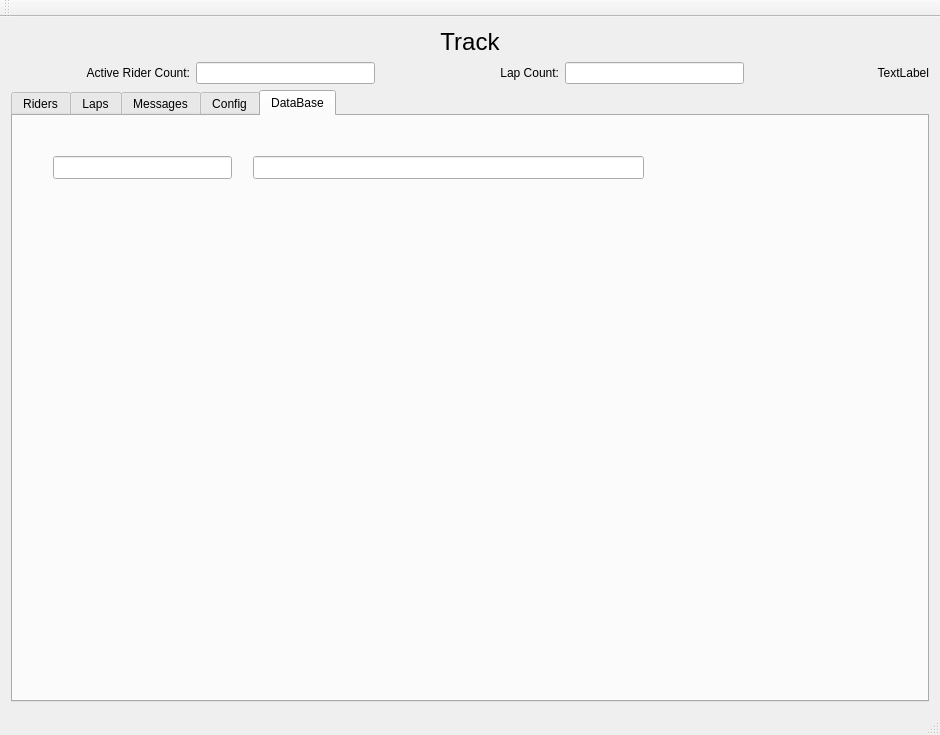
Qt form src/fcvtc/mainwindow.ui (icunning/fcvtc) before a commit.
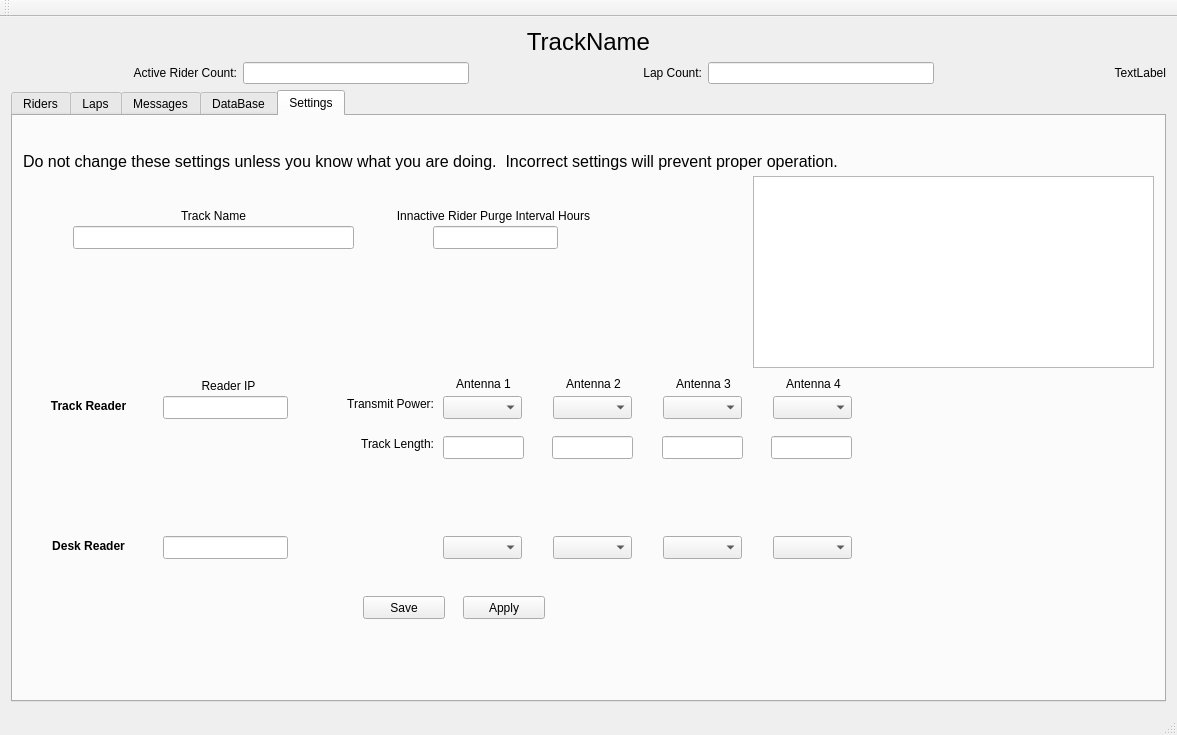
The same form after that commit. The open tabs and pages were chosen to show the change.

Patch:
```diff
--- a/src/fcvtc/mainwindow.ui
+++ b/src/fcvtc/mainwindow.ui
@@ -6,7 +6,7 @@
    <rect>
     <x>0</x>
     <y>0</y>
-    <width>940</width>
+    <width>1177</width>
     <height>735</height>
    </rect>
   </property>
@@ -22,14 +22,14 @@
   <widget class="QWidget" name="centralWidget">
    <layout class="QGridLayout" name="gridLayout_4">
     <item row="0" column="0" colspan="5">
-     <widget class="QLabel" name="trackNameLabel">
+     <widget class="QLabel" name="trackNameTitleLabel">
       <property name="font">
        <font>
         <pointsize>18</pointsize>
        </font>
       </property>
       <property name="text">
-       <string>Track</string>
+       <string>TrackName</string>
       </property>
       <property name="alignment">
        <set>Qt::AlignCenter</set>
@@ -387,7 +387,7 @@
       </widget>
       <widget class="QWidget" name="configTab">
        <attribute name="title">
-        <string>Config</string>
+        <string>DataBase</string>
        </attribute>
        <layout class="QGridLayout" name="gridLayout_5">
         <item row="3" column="5">
@@ -400,29 +400,8 @@
           </property>
          </widget>
         </item>
-        <item row="2" column="5">
-         <widget class="QComboBox" name="antenna4ComboBox">
-          <property name="sizePolicy">
-           <sizepolicy hsizetype="Expanding" vsizetype="Fixed">
-            <horstretch>0</horstretch>
-            <verstretch>0</verstretch>
-           </sizepolicy>
-          </property>
-         </widget>
-        </item>
-        <item row="0" column="0" colspan="6">
-         <widget class="QLabel" name="configLabel">
-          <property name="sizePolicy">
-           <sizepolicy hsizetype="Expanding" vsizetype="Fixed">
-            <horstretch>0</horstretch>
-            <verstretch>0</verstretch>
-           </sizepolicy>
-          </property>
-          <property name="font">
-           <font>
-            <pointsize>12</pointsize>
-           </font>
-          </property>
+        <item row="0" column="1">
+         <widget class="QLabel" name="deskFirstNameLabel">
           <property name="text">
            <string>Do not change these settings unless you know what you are doing.  Incorrect settings will prevent proper operation.</string>
           </property>
@@ -462,60 +441,13 @@
          </widget>
         </item>
         <item row="1" column="0">
-         <widget class="QLabel" name="IPLabel">
-          <property name="sizePolicy">
-           <sizepolicy hsizetype="Preferred" vsizetype="Fixed">
-            <horstretch>0</horstretch>
-            <verstretch>0</verstretch>
-           </sizepolicy>
-          </property>
-          <property name="text">
-           <string>Tag Reader IP</string>
-          </property>
-          <property name="alignment">
-           <set>Qt::AlignCenter</set>
-          </property>
-         </widget>
+         <widget class="QLineEdit" name="deskTagIdLineEdit"/>
         </item>
-        <item row="1" column="2">
-         <widget class="QLabel" name="antenna1Label">
-          <property name="text">
-           <string>Antenna 1 Power</string>
-          </property>
-          <property name="alignment">
-           <set>Qt::AlignCenter</set>
-          </property>
-         </widget>
+        <item row="1" column="1" colspan="2">
+         <widget class="QLineEdit" name="deskFirstNameLineEdit"/>
         </item>
-        <item row="1" column="3">
-         <widget class="QLabel" name="antenna2Label">
-          <property name="text">
-           <string>Antenna 2 Power</string>
-          </property>
-          <property name="alignment">
-           <set>Qt::AlignCenter</set>
-          </property>
-         </widget>
-        </item>
-        <item row="1" column="4">
-         <widget class="QLabel" name="antenna3Label">
-          <property name="text">
-           <string>Antenna 3 Power</string>
-          </property>
-          <property name="alignment">
-           <set>Qt::AlignCenter</set>
-          </property>
-         </widget>
-        </item>
-        <item row="1" column="5">
-         <widget class="QLabel" name="antenna4Label">
-          <property name="text">
-           <string>Antenna 4 Power</string>
-          </property>
-          <property name="alignment">
-           <set>Qt::AlignCenter</set>
-          </property>
-         </widget>
+        <item row="1" column="3" colspan="3">
+         <widget class="QLineEdit" name="deskLastNameLineEdit"/>
         </item>
         <item row="2" column="0">
          <widget class="QLineEdit" name="lineEdit"/>
@@ -550,24 +482,11 @@
           </property>
          </widget>
         </item>
-        <item row="3" column="4">
-         <widget class="QComboBox" name="antenna3ComboBox_2">
-          <property name="sizePolicy">
-           <sizepolicy hsizetype="Expanding" vsizetype="Fixed">
-            <horstretch>0</horstretch>
-            <verstretch>0</verstretch>
-           </sizepolicy>
-          </property>
-         </widget>
-        </item>
-        <item row="1" column="1">
-         <widget class="QLabel" name="fuinctonLabel">
+        <item row="2" column="5">
+         <widget class="QPushButton" name="deskUpdatePushButton">
           <property name="text">
-           <string>Function</string>
+           <string>Update</string>
           </property>
-          <property name="alignment">
-           <set>Qt::AlignCenter</set>
-          </property>
          </widget>
         </item>
         <item row="3" column="0">
@@ -600,25 +519,580 @@
       </widget>
       <widget class="QWidget" name="tab">
        <attribute name="title">
-        <string>DataBase</string>
+        <string>Settings</string>
        </attribute>
-       <widget class="QLineEdit" name="deskTagIdLineEdit">
+       <widget class="QComboBox" name="deskAntenna4PowerComboBox">
         <property name="geometry">
          <rect>
-          <x>40</x>
-          <y>40</y>
-          <width>179</width>
+          <x>760</x>
+          <y>420</y>
+          <width>79</width>
           <height>23</height>
          </rect>
         </property>
+        <property name="sizePolicy">
+         <sizepolicy hsizetype="Expanding" vsizetype="Fixed">
+          <horstretch>0</horstretch>
+          <verstretch>0</verstretch>
+         </sizepolicy>
+        </property>
+        <property name="toolTip">
+         <string>Select power setting for antenna.</string>
+        </property>
        </widget>
-       <widget class="QLineEdit" name="deskTagNameLineEdit">
+       <widget class="QComboBox" name="trackAntenna4PowerComboBox">
         <property name="geometry">
          <rect>
-          <x>240</x>
-          <y>40</y>
-          <width>391</width>
+          <x>760</x>
+          <y>280</y>
+          <width>79</width>
           <height>23</height>
+         </rect>
+        </property>
+        <property name="sizePolicy">
+         <sizepolicy hsizetype="Expanding" vsizetype="Fixed">
+          <horstretch>0</horstretch>
+          <verstretch>0</verstretch>
+         </sizepolicy>
+        </property>
+        <property name="toolTip">
+         <string>Select power setting for antenna.</string>
+        </property>
+       </widget>
+       <widget class="QLabel" name="configLabel">
+        <property name="geometry">
+         <rect>
+          <x>10</x>
+          <y>20</y>
+          <width>1121</width>
+          <height>51</height>
+         </rect>
+        </property>
+        <property name="sizePolicy">
+         <sizepolicy hsizetype="Expanding" vsizetype="Fixed">
+          <horstretch>0</horstretch>
+          <verstretch>0</verstretch>
+         </sizepolicy>
+        </property>
+        <property name="font">
+         <font>
+          <pointsize>12</pointsize>
+         </font>
+        </property>
+        <property name="text">
+         <string>Do not change these settings unless you know what you are doing.  Incorrect settings will prevent proper operation.</string>
+        </property>
+        <property name="wordWrap">
+         <bool>true</bool>
+        </property>
+       </widget>
+       <widget class="QComboBox" name="trackAntenna2PowerComboBox">
+        <property name="geometry">
+         <rect>
+          <x>540</x>
+          <y>280</y>
+          <width>79</width>
+          <height>23</height>
+         </rect>
+        </property>
+        <property name="sizePolicy">
+         <sizepolicy hsizetype="Expanding" vsizetype="Fixed">
+          <horstretch>0</horstretch>
+          <verstretch>0</verstretch>
+         </sizepolicy>
+        </property>
+        <property name="toolTip">
+         <string>Select power setting for antenna.</string>
+        </property>
+       </widget>
+       <widget class="QComboBox" name="trackAntenna3PowerComboBox">
+        <property name="geometry">
+         <rect>
+          <x>650</x>
+          <y>280</y>
+          <width>79</width>
+          <height>23</height>
+         </rect>
+        </property>
+        <property name="sizePolicy">
+         <sizepolicy hsizetype="Expanding" vsizetype="Fixed">
+          <horstretch>0</horstretch>
+          <verstretch>0</verstretch>
+         </sizepolicy>
+        </property>
+        <property name="toolTip">
+         <string>Select power setting for antenna.</string>
+        </property>
+       </widget>
+       <widget class="QLabel" name="IPLabel">
+        <property name="geometry">
+         <rect>
+          <x>10</x>
+          <y>280</y>
+          <width>131</width>
+          <height>20</height>
+         </rect>
+        </property>
+        <property name="sizePolicy">
+         <sizepolicy hsizetype="Preferred" vsizetype="Fixed">
+          <horstretch>0</horstretch>
+          <verstretch>0</verstretch>
+         </sizepolicy>
+        </property>
+        <property name="font">
+         <font>
+          <weight>75</weight>
+          <bold>true</bold>
+         </font>
+        </property>
+        <property name="text">
+         <string>Track Reader</string>
+        </property>
+        <property name="alignment">
+         <set>Qt::AlignCenter</set>
+        </property>
+       </widget>
+       <widget class="QLabel" name="antenna2Label">
+        <property name="geometry">
+         <rect>
+          <x>540</x>
+          <y>260</y>
+          <width>81</width>
+          <height>16</height>
+         </rect>
+        </property>
+        <property name="text">
+         <string>Antenna 2</string>
+        </property>
+        <property name="alignment">
+         <set>Qt::AlignCenter</set>
+        </property>
+       </widget>
+       <widget class="QLabel" name="antenna3Label">
+        <property name="geometry">
+         <rect>
+          <x>650</x>
+          <y>260</y>
+          <width>81</width>
+          <height>16</height>
+         </rect>
+        </property>
+        <property name="text">
+         <string>Antenna 3</string>
+        </property>
+        <property name="alignment">
+         <set>Qt::AlignCenter</set>
+        </property>
+       </widget>
+       <widget class="QLabel" name="antenna4Label">
+        <property name="geometry">
+         <rect>
+          <x>760</x>
+          <y>260</y>
+          <width>81</width>
+          <height>16</height>
+         </rect>
+        </property>
+        <property name="text">
+         <string>Antenna 4</string>
+        </property>
+        <property name="alignment">
+         <set>Qt::AlignCenter</set>
+        </property>
+       </widget>
+       <widget class="QLineEdit" name="trackReaderIP">
+        <property name="geometry">
+         <rect>
+          <x>150</x>
+          <y>280</y>
+          <width>125</width>
+          <height>23</height>
+         </rect>
+        </property>
+        <property name="toolTip">
+         <string>Enter network IP address of reader such as 192.168.1.98.
+Leave blank for simulator.</string>
+        </property>
+        <property name="alignment">
+         <set>Qt::AlignCenter</set>
+        </property>
+       </widget>
+       <widget class="QComboBox" name="trackAntenna1PowerComboBox">
+        <property name="geometry">
+         <rect>
+          <x>430</x>
+          <y>280</y>
+          <width>79</width>
+          <height>23</height>
+         </rect>
+        </property>
+        <property name="sizePolicy">
+         <sizepolicy hsizetype="Expanding" vsizetype="Fixed">
+          <horstretch>0</horstretch>
+          <verstretch>0</verstretch>
+         </sizepolicy>
+        </property>
+        <property name="toolTip">
+         <string>Select power setting for antenna.</string>
+        </property>
+       </widget>
+       <widget class="QComboBox" name="deskAntenna1PowerComboBox">
+        <property name="geometry">
+         <rect>
+          <x>430</x>
+          <y>420</y>
+          <width>79</width>
+          <height>23</height>
+         </rect>
+        </property>
+        <property name="sizePolicy">
+         <sizepolicy hsizetype="Expanding" vsizetype="Fixed">
+          <horstretch>0</horstretch>
+          <verstretch>0</verstretch>
+         </sizepolicy>
+        </property>
+        <property name="toolTip">
+         <string>Select power setting for antenna.</string>
+        </property>
+       </widget>
+       <widget class="QComboBox" name="deskAntenna2PowerComboBox">
+        <property name="geometry">
+         <rect>
+          <x>540</x>
+          <y>420</y>
+          <width>79</width>
+          <height>23</height>
+         </rect>
+        </property>
+        <property name="sizePolicy">
+         <sizepolicy hsizetype="Expanding" vsizetype="Fixed">
+          <horstretch>0</horstretch>
+          <verstretch>0</verstretch>
+         </sizepolicy>
+        </property>
+        <property name="toolTip">
+         <string>Select power setting for antenna.</string>
+        </property>
+       </widget>
+       <widget class="QComboBox" name="deskAntenna3PowerComboBox">
+        <property name="geometry">
+         <rect>
+          <x>650</x>
+          <y>420</y>
+          <width>79</width>
+          <height>23</height>
+         </rect>
+        </property>
+        <property name="sizePolicy">
+         <sizepolicy hsizetype="Expanding" vsizetype="Fixed">
+          <horstretch>0</horstretch>
+          <verstretch>0</verstretch>
+         </sizepolicy>
+        </property>
+        <property name="toolTip">
+         <string>Select power setting for antenna.</string>
+        </property>
+       </widget>
+       <widget class="QLineEdit" name="deskReaderIP">
+        <property name="geometry">
+         <rect>
+          <x>150</x>
+          <y>420</y>
+          <width>125</width>
+          <height>23</height>
+         </rect>
+        </property>
+        <property name="toolTip">
+         <string>Enter network IP address of reader such as 192.168.1.98.
+Leave blank for simulator.</string>
+        </property>
+        <property name="alignment">
+         <set>Qt::AlignCenter</set>
+        </property>
+       </widget>
+       <widget class="QLabel" name="fuinctonLabel">
+        <property name="geometry">
+         <rect>
+          <x>280</x>
+          <y>280</y>
+          <width>141</width>
+          <height>16</height>
+         </rect>
+        </property>
+        <property name="sizePolicy">
+         <sizepolicy hsizetype="Preferred" vsizetype="Fixed">
+          <horstretch>0</horstretch>
+          <verstretch>0</verstretch>
+         </sizepolicy>
+        </property>
+        <property name="text">
+         <string>Transmit Power:</string>
+        </property>
+        <property name="alignment">
+         <set>Qt::AlignRight|Qt::AlignTrailing|Qt::AlignVCenter</set>
+        </property>
+       </widget>
+       <widget class="QLabel" name="antenna1Label">
+        <property name="geometry">
+         <rect>
+          <x>430</x>
+          <y>260</y>
+          <width>81</width>
+          <height>16</height>
+         </rect>
+        </property>
+        <property name="text">
+         <string>Antenna 1</string>
+        </property>
+        <property name="alignment">
+         <set>Qt::AlignCenter</set>
+        </property>
+       </widget>
+       <widget class="QLabel" name="IPLabel_2">
+        <property name="geometry">
+         <rect>
+          <x>150</x>
+          <y>260</y>
+          <width>131</width>
+          <height>20</height>
+         </rect>
+        </property>
+        <property name="sizePolicy">
+         <sizepolicy hsizetype="Preferred" vsizetype="Fixed">
+          <horstretch>0</horstretch>
+          <verstretch>0</verstretch>
+         </sizepolicy>
+        </property>
+        <property name="text">
+         <string>Reader IP</string>
+        </property>
+        <property name="alignment">
+         <set>Qt::AlignCenter</set>
+        </property>
+       </widget>
+       <widget class="QLabel" name="IPLabel_3">
+        <property name="geometry">
+         <rect>
+          <x>10</x>
+          <y>420</y>
+          <width>131</width>
+          <height>20</height>
+         </rect>
+        </property>
+        <property name="sizePolicy">
+         <sizepolicy hsizetype="Preferred" vsizetype="Fixed">
+          <horstretch>0</horstretch>
+          <verstretch>0</verstretch>
+         </sizepolicy>
+        </property>
+        <property name="font">
+         <font>
+          <weight>75</weight>
+          <bold>true</bold>
+         </font>
+        </property>
+        <property name="text">
+         <string>Desk Reader</string>
+        </property>
+        <property name="alignment">
+         <set>Qt::AlignCenter</set>
+        </property>
+       </widget>
+       <widget class="QLabel" name="fuinctonLabel_2">
+        <property name="geometry">
+         <rect>
+          <x>280</x>
+          <y>320</y>
+          <width>141</width>
+          <height>16</height>
+         </rect>
+        </property>
+        <property name="sizePolicy">
+         <sizepolicy hsizetype="Preferred" vsizetype="Fixed">
+          <horstretch>0</horstretch>
+          <verstretch>0</verstretch>
+         </sizepolicy>
+        </property>
+        <property name="text">
+         <string>Track Length:</string>
+        </property>
+        <property name="alignment">
+         <set>Qt::AlignRight|Qt::AlignTrailing|Qt::AlignVCenter</set>
+        </property>
+       </widget>
+       <widget class="QLineEdit" name="trackLength1LineEdit">
+        <property name="geometry">
+         <rect>
+          <x>430</x>
+          <y>320</y>
+          <width>81</width>
+          <height>23</height>
+         </rect>
+        </property>
+        <property name="toolTip">
+         <string>Enter length of track (m) at height of antenna.  This value is used to calculate speed.</string>
+        </property>
+        <property name="alignment">
+         <set>Qt::AlignCenter</set>
+        </property>
+       </widget>
+       <widget class="QLineEdit" name="trackLength2LineEdit">
+        <property name="geometry">
+         <rect>
+          <x>539</x>
+          <y>320</y>
+          <width>81</width>
+          <height>23</height>
+         </rect>
+        </property>
+        <property name="toolTip">
+         <string>Enter length of track (m) at height of antenna.  This value is used to calculate speed.</string>
+        </property>
+        <property name="alignment">
+         <set>Qt::AlignCenter</set>
+        </property>
+       </widget>
+       <widget class="QLineEdit" name="trackLength3LineEdit">
+        <property name="geometry">
+         <rect>
+          <x>649</x>
+          <y>320</y>
+          <width>81</width>
+          <height>23</height>
+         </rect>
+        </property>
+        <property name="toolTip">
+         <string>Enter length of track (m) at height of antenna.  This value is used to calculate speed.</string>
+        </property>
+        <property name="alignment">
+         <set>Qt::AlignCenter</set>
+        </property>
+       </widget>
+       <widget class="QLineEdit" name="trackLength4LineEdit">
+        <property name="geometry">
+         <rect>
+          <x>758</x>
+          <y>320</y>
+          <width>81</width>
+          <height>23</height>
+         </rect>
+        </property>
+        <property name="toolTip">
+         <string>Enter length of track (m) at height of antenna.  This value is used to calculate speed.</string>
+        </property>
+        <property name="alignment">
+         <set>Qt::AlignCenter</set>
+        </property>
+       </widget>
+       <widget class="QLabel" name="tablePurgeIntervalLabel">
+        <property name="geometry">
+         <rect>
+          <x>360</x>
+          <y>90</y>
+          <width>241</width>
+          <height>20</height>
+         </rect>
+        </property>
+        <property name="sizePolicy">
+         <sizepolicy hsizetype="Preferred" vsizetype="Fixed">
+          <horstretch>0</horstretch>
+          <verstretch>0</verstretch>
+         </sizepolicy>
+        </property>
+        <property name="text">
+         <string>Innactive Rider Purge Interval Hours</string>
+        </property>
+        <property name="alignment">
+         <set>Qt::AlignCenter</set>
+        </property>
+       </widget>
+       <widget class="QLineEdit" name="tablePurgeIntervalLineEdit">
+        <property name="geometry">
+         <rect>
+          <x>420</x>
+          <y>110</y>
+          <width>125</width>
+          <height>23</height>
+         </rect>
+        </property>
+        <property name="text">
+         <string/>
+        </property>
+        <property name="alignment">
+         <set>Qt::AlignCenter</set>
+        </property>
+       </widget>
+       <widget class="QPushButton" name="saveSettingsPushButton">
+        <property name="geometry">
+         <rect>
+          <x>350</x>
+          <y>480</y>
+          <width>82</width>
+          <height>23</height>
+         </rect>
+        </property>
+        <property name="text">
+         <string>Save</string>
+        </property>
+       </widget>
+       <widget class="QLineEdit" name="trackNameLineEdit">
+        <property name="geometry">
+         <rect>
+          <x>60</x>
+          <y>110</y>
+          <width>281</width>
+          <height>23</height>
+         </rect>
+        </property>
+        <property name="text">
+         <string/>
+        </property>
+        <property name="alignment">
+         <set>Qt::AlignCenter</set>
+        </property>
+       </widget>
+       <widget class="QLabel" name="trackNameLabel">
+        <property name="geometry">
+         <rect>
+          <x>110</x>
+          <y>90</y>
+          <width>181</width>
+          <height>20</height>
+         </rect>
+        </property>
+        <property name="sizePolicy">
+         <sizepolicy hsizetype="Preferred" vsizetype="Fixed">
+          <horstretch>0</horstretch>
+          <verstretch>0</verstretch>
+         </sizepolicy>
+        </property>
+        <property name="text">
+         <string>Track Name</string>
+        </property>
+        <property name="alignment">
+         <set>Qt::AlignCenter</set>
+        </property>
+       </widget>
+       <widget class="QPushButton" name="applySettingsPushButton">
+        <property name="geometry">
+         <rect>
+          <x>450</x>
+          <y>480</y>
+          <width>82</width>
+          <height>23</height>
+         </rect>
+        </property>
+        <property name="text">
+         <string>Apply</string>
+        </property>
+       </widget>
+       <widget class="QTableView" name="tableView">
+        <property name="geometry">
+         <rect>
+          <x>740</x>
+          <y>60</y>
+          <width>401</width>
+          <height>192</height>
          </rect>
         </property>
        </widget>
```
Left out of the diff: 284 changed lines with no effect on the pictures.
